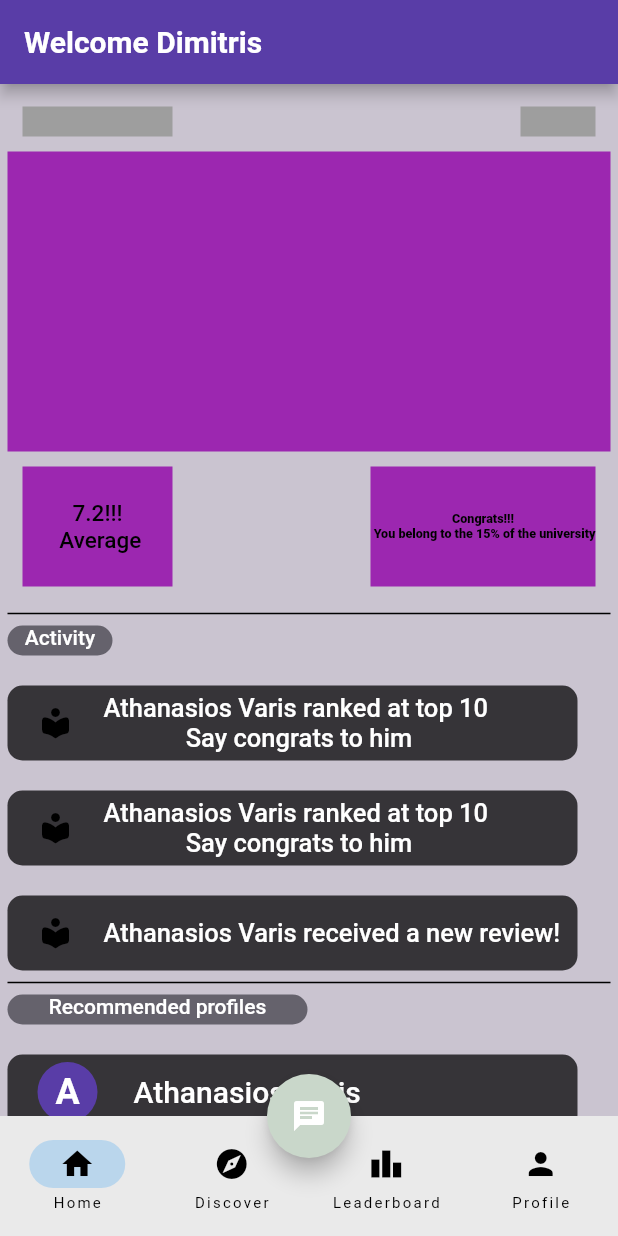
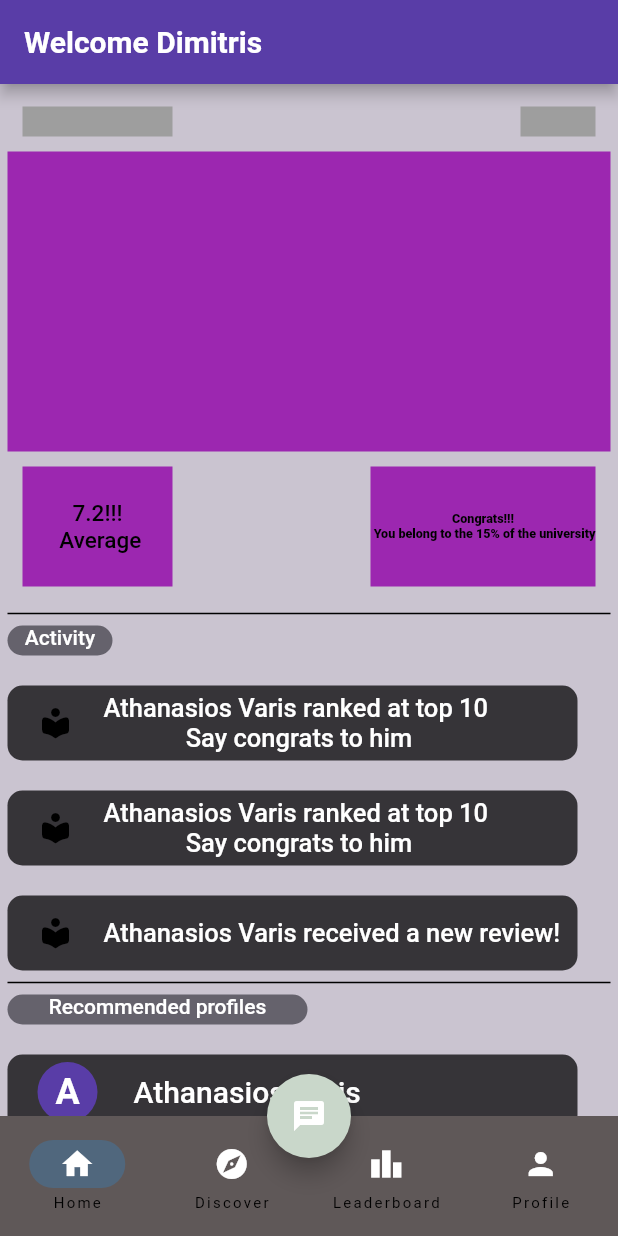
Before and after one commit to Athanasiosvaris/United, a Flutter app: the App screen opened by its route, on a phone screen of 412 x 824 dp. Run offline on Flutter 3.47's test engine with Material 2 defaults, Android fonts, the phone set to English and light mode, and no system bars; missing offline and left inert: kommunicate_flutter.

Commit message:
Bug_fixing

```diff
--- a/lib/pages/app/app.dart
+++ b/lib/pages/app/app.dart
@@ -48,18 +48,34 @@ class _App extends State<App> {
       ),
       floatingActionButtonLocation: FloatingActionButtonLocation.centerDocked,
       bottomNavigationBar: NavigationBar(
+          backgroundColor: Color.fromARGB(255, 95, 88, 88),
+          selectedIndex:
+              currentPageIndex, // When i tap in different selection (Home,Discover etc) it get highlighted.
           destinations: const <Widget>[
-            NavigationDestination(label: 'Home', icon: Icon(Icons.home)),
-            NavigationDestination(label: 'Discover', icon: Icon(Icons.explore)),
+            NavigationDestination(
+              label: 'Home',
+              icon: Icon(
+                Icons.home,
+                color: Colors.white,
+              ),
+            ),
+            NavigationDestination(
+                label: 'Discover',
+                icon: Icon(
+                  Icons.explore,
+                  color: Colors.white,
+                )),
             NavigationDestination(
                 label: 'Leaderboard',
                 icon: Icon(
                   Icons.leaderboard,
+                  color: Colors.white,
                 )),
             NavigationDestination(
                 label: 'Profile',
                 icon: Icon(
                   Icons.person,
+                  color: Colors.white,
                 ))
           ],
           onDestinationSelected: (int index) {
```
